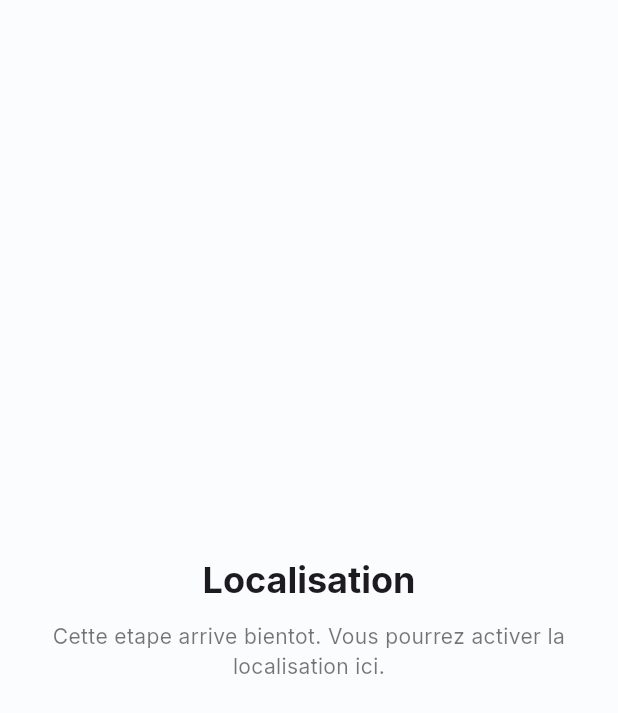
After one commit to KayoFabrice/projet-flotter-family, a Flutter app: the LocationPage screen opened by its route, on a phone screen of 412 x 824 dp. The commit adds this screen. Shown: the top 713 px of the screen. Run offline on Flutter 3.47's test engine with Material 3 defaults, Android fonts, the phone set to English and light mode, and no system bars; our stand-ins replace flutter_contacts, flutter_riverpod, google_fonts, permission_handler, sqflite; accounts and stored records are empty.

Commit message:
Add location step to onboarding flow

```diff
--- a/lib/features/contacts/domain/onboarding_step.dart
+++ b/lib/features/contacts/domain/onboarding_step.dart
@@ -4,6 +4,7 @@ enum OnboardingStep {
   firstContacts,
   cadence,
   importContacts,
+  locationOrAvailability,
 }
 
 extension OnboardingStepMapping on OnboardingStep {
@@ -15,6 +16,8 @@ extension OnboardingStepMapping on OnboardingStep {
         return OnboardingStep.cadence;
       case 'import_contacts':
         return OnboardingStep.importContacts;
+      case 'location_or_availability':
+        return OnboardingStep.locationOrAvailability;
       case 'circles':
         return OnboardingStep.circles;
       case 'welcome':
@@ -35,6 +38,8 @@ extension OnboardingStepMapping on OnboardingStep {
         return 'cadence';
       case OnboardingStep.importContacts:
         return 'import_contacts';
+      case OnboardingStep.locationOrAvailability:
+        return 'location_or_availability';
     }
   }
 }
--- /dev/null
+++ b/lib/features/contacts/presentation/pages/location_page.dart
@@ -0,0 +1,41 @@
+import 'package:flutter/material.dart';
+
+class LocationPage extends StatelessWidget {
+  const LocationPage({super.key});
+
+  static const routeName = '/onboarding/location';
+
+  @override
+  Widget build(BuildContext context) {
+    return Scaffold(
+      backgroundColor: const Color(0xFFFBFCFD),
+      body: SafeArea(
+        child: Center(
+          child: Padding(
+            padding: const EdgeInsets.all(24),
+            child: Column(
+              mainAxisSize: MainAxisSize.min,
+              children: [
+                Text(
+                  'Localisation',
+                  textAlign: TextAlign.center,
+                  style: Theme.of(context).textTheme.headlineSmall?.copyWith(
+                        fontWeight: FontWeight.w700,
+                      ),
+                ),
+                const SizedBox(height: 12),
+                Text(
+                  "Cette etape arrive bientot. Vous pourrez activer la localisation ici.",
+                  textAlign: TextAlign.center,
+                  style: Theme.of(context).textTheme.bodyMedium?.copyWith(
+                        color: Colors.black54,
+                      ),
+                ),
+              ],
+            ),
+          ),
+        ),
+      ),
+    );
+  }
+}
--- a/lib/features/contacts/presentation/pages/onboarding_gate.dart
+++ b/lib/features/contacts/presentation/pages/onboarding_gate.dart
@@ -7,6 +7,7 @@ import 'import_contacts_page.dart';
 import '../providers/onboarding_step_provider.dart';
 import 'circles_page.dart';
 import 'first_contacts_page.dart';
+import 'location_page.dart';
 import 'welcome_page.dart';
 
 class OnboardingGate extends ConsumerWidget {
@@ -23,6 +24,8 @@ class OnboardingGate extends ConsumerWidget {
             return const CadencePage();
           case OnboardingStep.importContacts:
             return const ImportContactsPage();
+          case OnboardingStep.locationOrAvailability:
+            return const LocationPage();
           case OnboardingStep.circles:
             return const CirclesPage();
           case OnboardingStep.firstContacts:
--- a/lib/main.dart
+++ b/lib/main.dart
@@ -7,6 +7,7 @@ import 'features/contacts/presentation/pages/circles_page.dart';
 import 'features/contacts/presentation/pages/cadence_page.dart';
 import 'features/contacts/presentation/pages/first_contacts_page.dart';
 import 'features/contacts/presentation/pages/import_contacts_page.dart';
+import 'features/contacts/presentation/pages/location_page.dart';
 import 'features/contacts/presentation/pages/onboarding_gate.dart';
 import 'features/contacts/presentation/pages/welcome_page.dart';
 
@@ -84,6 +85,7 @@ class MyApp extends StatelessWidget {
         FirstContactsPage.routeName: (_) => const FirstContactsPage(),
         CadencePage.routeName: (_) => const CadencePage(),
         ImportContactsPage.routeName: (_) => const ImportContactsPage(),
+        LocationPage.routeName: (_) => const LocationPage(),
         AppShell.routeName: (_) => const AppShell(),
       },
     );
```
